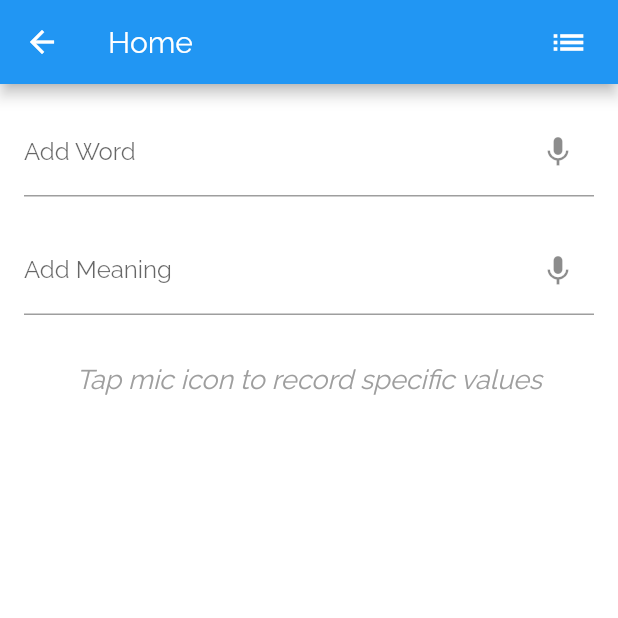
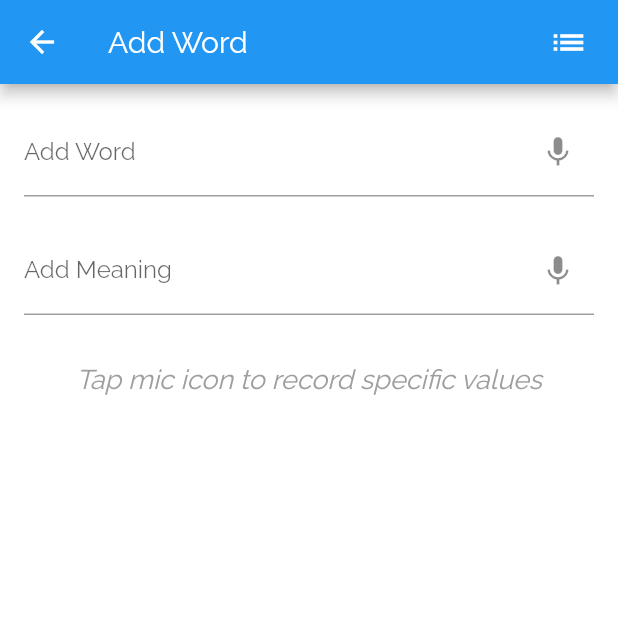
Before and after one commit to SaravanaWorkspaces/DailyNote, a Flutter app: the screen it shows after launch, after a tap on the "add" icon, on a phone screen of 412 x 824 dp, the top half of it. Run offline on Flutter 3.47's test engine with Material 2 defaults, Android fonts, the phone set to English and light mode, and no system bars; our stand-ins replace equatable, flutter_bloc, get_it, speech_to_text, sqflite; accounts and stored records are empty.

Commit message:
Created card

```diff
--- a/lib/presentation/add_word.dart
+++ b/lib/presentation/add_word.dart
@@ -77,7 +77,7 @@ class _AddWordPageState extends State<AddWordPage> {
           ),
         )
       ],
-      title: const Text("Home"),
+      title: const Text("Add Word"),
       leading: IconButton(
         onPressed: () => Navigator.pop(context),
         icon: const Icon(Icons.arrow_back),
--- a/lib/presentation/dashboard.dart
+++ b/lib/presentation/dashboard.dart
@@ -61,6 +61,62 @@ class _DashboardPage extends StatefulWidget {
 class _DashboardPageState extends State<_DashboardPage> {
   @override
   Widget build(BuildContext context) {
-    return const Text("Hey");
+    return _pageContainer();
   }
 }
+
+Widget _pageContainer() {
+  return Container(
+    child: _tileView(),
+  );
+}
+
+GridView _tileView() {
+  return GridView.count(
+    primary: false,
+    padding: const EdgeInsets.all(20),
+    crossAxisSpacing: 10,
+    mainAxisSpacing: 10,
+    crossAxisCount: 2,
+    children: <Widget>[
+      _buildTileView("Today", "Count", "10"),
+      _buildTileView("Test", "Today test", ""),
+    ],
+  );
+}
+
+Widget _buildTileView(String title, String secondaryText, String value) {
+  return Center(
+    child: Card(
+      elevation: 8,
+      color: Colors.green[600],
+      child: InkWell(
+        splashColor: Colors.black.withAlpha(30),
+        onTap: () {},
+        child: SizedBox(
+          height: 300,
+          width: 300,
+          child: Center(
+            child: Column(
+              mainAxisAlignment: MainAxisAlignment.center,
+              crossAxisAlignment: CrossAxisAlignment.center,
+              children: [
+                Text(
+                  title,
+                  style: const TextStyle(fontSize: 24),
+                ),
+                const SizedBox(
+                  height: 10,
+                ),
+                Text(
+                  secondaryText + ": " + value,
+                  style: const TextStyle(fontSize: 18),
+                )
+              ],
+            ),
+          ),
+        ),
+      ),
+    ),
+  );
+}
```
Lines whose indentation alone changed are shown as unchanged.
